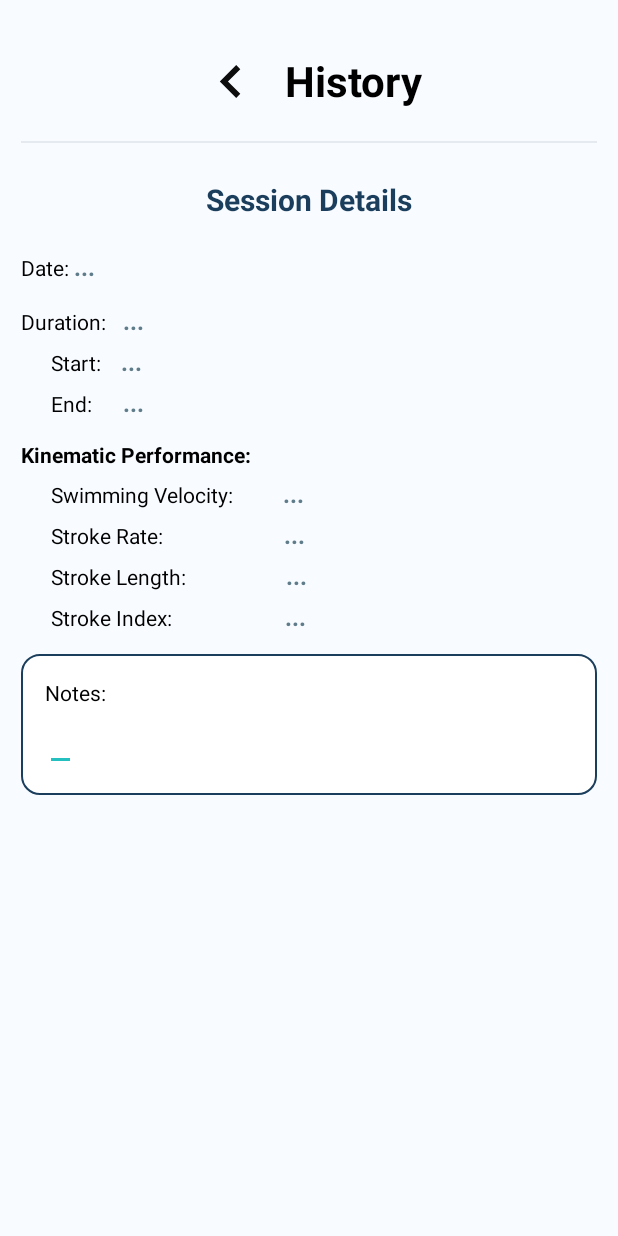
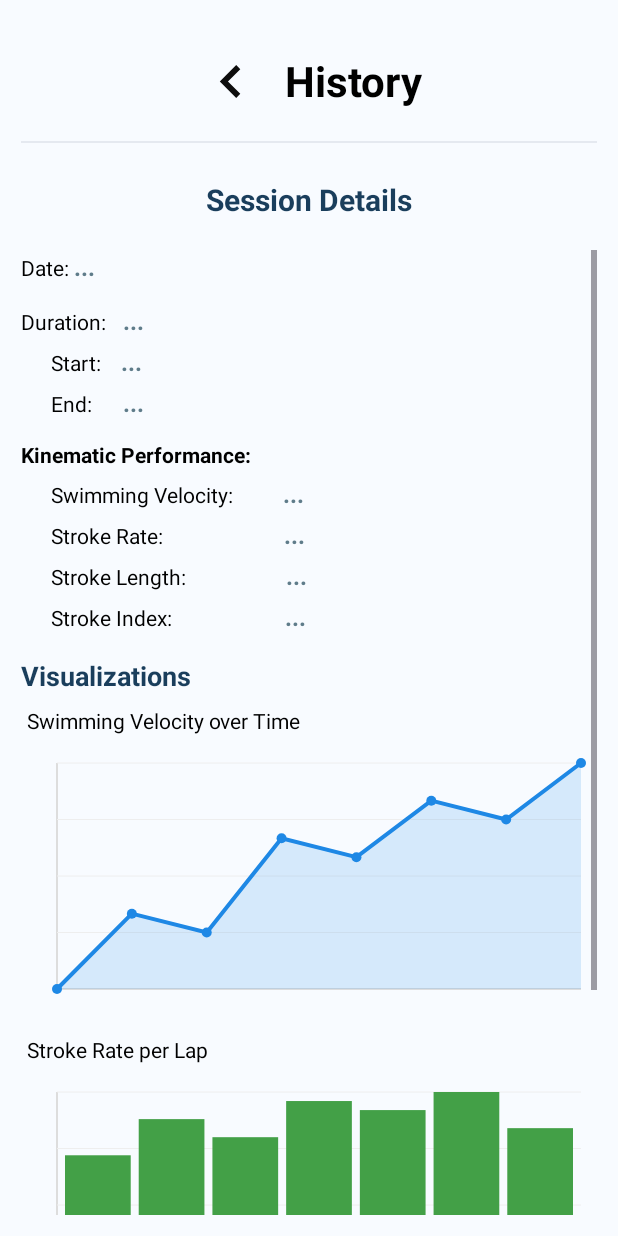
Before and after one commit to daniellalimbag/dory-app, an Android app built with Jetpack Compose: the HistorySessionActivity screen opened directly, with no data from a screen before it, on a phone screen of 412 x 824 dp. Run offline under Robolectric (Android 15) with nearby library versions, the light colour scheme and no system bars; our stand-ins replace Room's generated code; 1 statement that could not run was skipped.

Commit message:
feat: added simple graphs

```diff
--- /dev/null
+++ b/mobile/src/main/java/com/thesisapp/presentation/views/SimpleBarChartView.kt
@@ -0,0 +1,81 @@
+package com.thesisapp.presentation.views
+
+import android.content.Context
+import android.graphics.Canvas
+import android.graphics.Color
+import android.graphics.Paint
+import android.util.AttributeSet
+import android.view.View
+import kotlin.math.max
+
+class SimpleBarChartView @JvmOverloads constructor(
+    context: Context,
+    attrs: AttributeSet? = null,
+    defStyleAttr: Int = 0
+) : View(context, attrs, defStyleAttr) {
+
+    private val axisPaint = Paint(Paint.ANTI_ALIAS_FLAG).apply {
+        color = Color.parseColor("#DDDDDD")
+        strokeWidth = 2f
+        style = Paint.Style.STROKE
+    }
+
+    private val gridPaint = Paint(Paint.ANTI_ALIAS_FLAG).apply {
+        color = Color.parseColor("#EEEEEE")
+        strokeWidth = 1f
+        style = Paint.Style.STROKE
+    }
+
+    private val barPaint = Paint(Paint.ANTI_ALIAS_FLAG).apply {
+        color = Color.parseColor("#43A047")
+        style = Paint.Style.FILL
+    }
+
+    private val paddingLeftPx = 36f
+    private val paddingRightPx = 16f
+    private val paddingTopPx = 16f
+    private val paddingBottomPx = 28f
+
+    // Hardcoded sample data (e.g., stroke rate per lap)
+    private val data = floatArrayOf(0.9f, 1.1f, 1.0f, 1.2f, 1.15f, 1.25f, 1.05f)
+
+    override fun onDraw(canvas: Canvas) {
+        super.onDraw(canvas)
+
+        val w = width.toFloat()
+        val h = height.toFloat()
+
+        val chartLeft = paddingLeftPx
+        val chartRight = w - paddingRightPx
+        val chartTop = paddingTopPx
+        val chartBottom = h - paddingBottomPx
+
+        canvas.drawLine(chartLeft, chartTop, chartLeft, chartBottom, axisPaint)
+        canvas.drawLine(chartLeft, chartBottom, chartRight, chartBottom, axisPaint)
+
+        val gridLines = 4
+        val stepY = (chartBottom - chartTop) / gridLines
+        for (i in 1..gridLines) {
+            val y = chartBottom - i * stepY
+            canvas.drawLine(chartLeft, y, chartRight, y, gridPaint)
+        }
+
+        if (data.isEmpty()) return
+
+        val maxVal = max(1f, data.maxOrNull() ?: 1f)
+        val span = max(0.0001f, maxVal)
+
+        val count = data.size
+        val totalWidth = chartRight - chartLeft
+        val barSpace = 8f
+        val barWidth = (totalWidth - barSpace * (count + 1)) / count
+
+        for (i in 0 until count) {
+            val left = chartLeft + barSpace + i * (barWidth + barSpace)
+            val right = left + barWidth
+            val norm = data[i] / span
+            val top = chartBottom - norm * (chartBottom - chartTop)
+            canvas.drawRect(left, top, right, chartBottom, barPaint)
+        }
+    }
+}
--- /dev/null
+++ b/mobile/src/main/java/com/thesisapp/presentation/views/SimpleLineChartView.kt
@@ -0,0 +1,111 @@
+package com.thesisapp.presentation.views
+
+import android.content.Context
+import android.graphics.Canvas
+import android.graphics.Color
+import android.graphics.Paint
+import android.graphics.Path
+import android.util.AttributeSet
+import android.view.View
+import kotlin.math.max
+import kotlin.math.min
+
+class SimpleLineChartView @JvmOverloads constructor(
+    context: Context,
+    attrs: AttributeSet? = null,
+    defStyleAttr: Int = 0
+) : View(context, attrs, defStyleAttr) {
+
+    private val axisPaint = Paint(Paint.ANTI_ALIAS_FLAG).apply {
+        color = Color.parseColor("#DDDDDD")
+        strokeWidth = 2f
+        style = Paint.Style.STROKE
+    }
+
+    private val gridPaint = Paint(Paint.ANTI_ALIAS_FLAG).apply {
+        color = Color.parseColor("#EEEEEE")
+        strokeWidth = 1f
+        style = Paint.Style.STROKE
+    }
+
+    private val linePaint = Paint(Paint.ANTI_ALIAS_FLAG).apply {
+        color = Color.parseColor("#1E88E5")
+        strokeWidth = 4f
+        style = Paint.Style.STROKE
+    }
+
+    private val fillPaint = Paint(Paint.ANTI_ALIAS_FLAG).apply {
+        color = Color.parseColor("#1E88E5")
+        alpha = 40
+        style = Paint.Style.FILL
+    }
+
+    private val markerPaint = Paint(Paint.ANTI_ALIAS_FLAG).apply {
+        color = Color.parseColor("#1E88E5")
+        style = Paint.Style.FILL
+    }
+
+    private val paddingLeftPx = 36f
+    private val paddingRightPx = 16f
+    private val paddingTopPx = 16f
+    private val paddingBottomPx = 28f
+
+    private val data = floatArrayOf(
+        1.2f, 1.4f, 1.35f, 1.6f, 1.55f, 1.7f, 1.65f, 1.8f
+    )
+
+    override fun onDraw(canvas: Canvas) {
+        super.onDraw(canvas)
+
+        val w = width.toFloat()
+        val h = height.toFloat()
+
+        val chartLeft = paddingLeftPx
+        val chartRight = w - paddingRightPx
+        val chartTop = paddingTopPx
+        val chartBottom = h - paddingBottomPx
+
+        canvas.drawLine(chartLeft, chartTop, chartLeft, chartBottom, axisPaint)
+        canvas.drawLine(chartLeft, chartBottom, chartRight, chartBottom, axisPaint)
+
+        val gridLines = 4
+        val stepY = (chartBottom - chartTop) / gridLines
+        for (i in 1..gridLines) {
+            val y = chartBottom - i * stepY
+            canvas.drawLine(chartLeft, y, chartRight, y, gridPaint)
+        }
+
+        if (data.isEmpty()) return
+
+        val minVal = max(0f, data.minOrNull() ?: 0f)
+        val maxVal = max(1f, data.maxOrNull() ?: 1f)
+        val span = max(0.0001f, maxVal - minVal)
+
+        val count = data.size
+        val stepX = (chartRight - chartLeft) / max(1, count - 1)
+
+        val path = Path()
+        for (i in 0 until count) {
+            val x = chartLeft + i * stepX
+            val norm = (data[i] - minVal) / span
+            val y = chartBottom - norm * (chartBottom - chartTop)
+            if (i == 0) path.moveTo(x, y) else path.lineTo(x, y)
+        }
+
+        val fillPath = Path(path)
+        fillPath.lineTo(chartRight, chartBottom)
+        fillPath.lineTo(chartLeft, chartBottom)
+        fillPath.close()
+
+        canvas.drawPath(fillPath, fillPaint)
+        canvas.drawPath(path, linePaint)
+
+        val radius = 5f
+        for (i in 0 until count) {
+            val x = chartLeft + i * stepX
+            val norm = (data[i] - minVal) / span
+            val y = chartBottom - norm * (chartBottom - chartTop)
+            canvas.drawCircle(x, y, radius, markerPaint)
+        }
+    }
+}
--- a/mobile/src/main/res/layout/history_session.xml
+++ b/mobile/src/main/res/layout/history_session.xml
@@ -266,6 +266,46 @@
                     android:textStyle="bold" />
             </LinearLayout>
 
+            <!-- Visualizations Section -->
+            <TextView
+                android:layout_width="wrap_content"
+                android:layout_height="wrap_content"
+                android:layout_marginTop="16dp"
+                android:text="Visualizations"
+                android:textColor="@color/text"
+                android:textSize="18dp"
+                android:textStyle="bold" />
+
+            <TextView
+                android:layout_width="wrap_content"
+                android:layout_height="wrap_content"
+                android:layout_marginTop="8dp"
+                android:layout_marginLeft="4dp"
+                android:text="Swimming Velocity over Time"
+                android:textColor="@color/black"
+                android:textSize="14dp" />
+
+            <com.thesisapp.presentation.views.SimpleLineChartView
+                android:layout_width="match_parent"
+                android:layout_height="180dp"
+                android:layout_marginTop="8dp"
+                android:background="@android:color/transparent" />
+
+            <TextView
+                android:layout_width="wrap_content"
+                android:layout_height="wrap_content"
+                android:layout_marginTop="12dp"
+                android:layout_marginLeft="4dp"
+                android:text="Stroke Rate per Lap"
+                android:textColor="@color/black"
+                android:textSize="14dp" />
+
+            <com.thesisapp.presentation.views.SimpleBarChartView
+                android:layout_width="match_parent"
+                android:layout_height="180dp"
+                android:layout_marginTop="8dp"
+                android:background="@android:color/transparent" />
+
             <LinearLayout
                 android:layout_width="match_parent"
                 android:layout_height="wrap_content"
```
